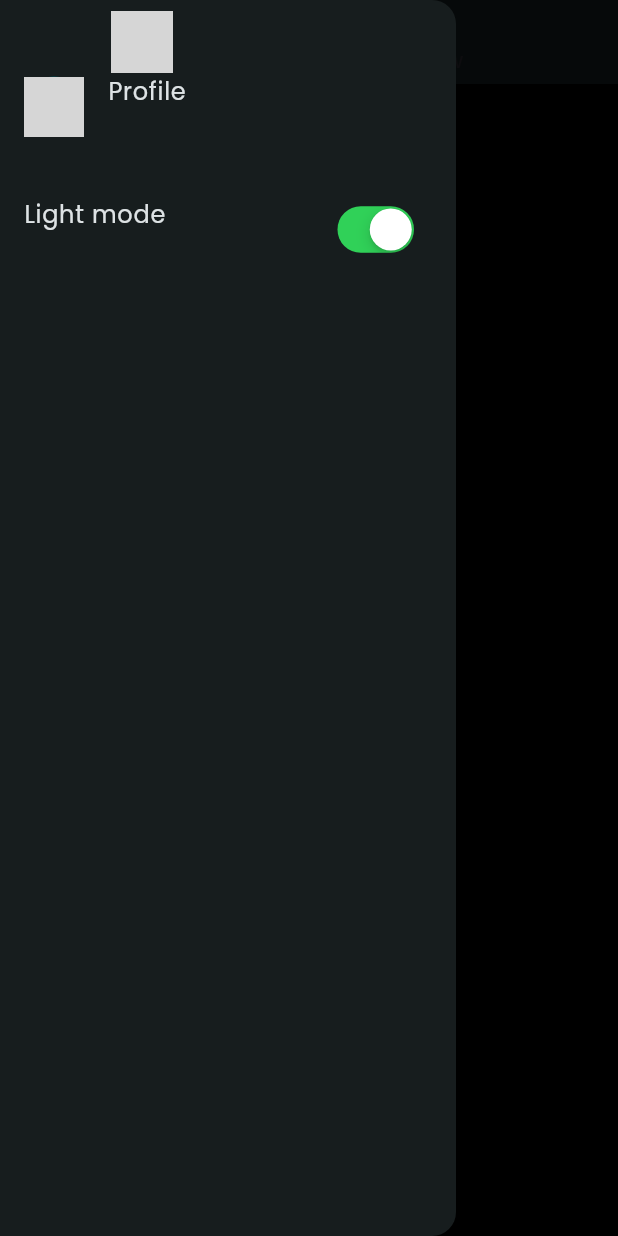
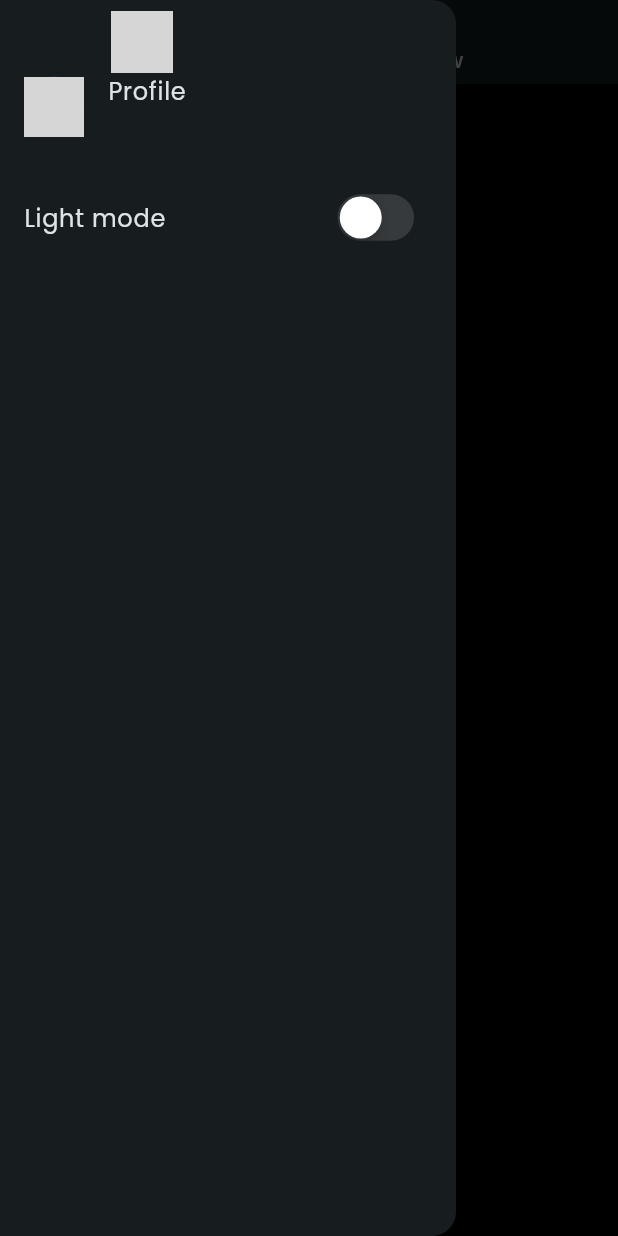
Before and after one commit to azizarrahmanmiju/Flutter-chat-app, a Flutter app: the screen it shows once a user with an empty profile is signed in, with the side drawer open, on a phone screen of 412 x 824 dp. Run offline on Flutter 3.47's test engine with Material 3 defaults, Android fonts, the light colour scheme and no system bars; our stand-ins replace cloud_firestore, firebase_auth, firebase_core, firebase_storage, flutter_riverpod, google_fonts and 1 more; accounts and stored records are empty; network calls fail; grey boxes are pictures that could not be loaded.

Commit message:
initian mode done

```diff
--- a/lib/Screen/Userlist.dart
+++ b/lib/Screen/Userlist.dart
@@ -1,5 +1,3 @@
-import 'dart:ui';
-
 import 'package:chat_app/Screen/chat_scree.dart';
 import 'package:chat_app/model/Userdata.dart';
 import 'package:chat_app/firebaseservice/getcurrentuserdata.dart';
@@ -27,7 +25,6 @@ class _Userlist extends State<UserlistScreen> {
   @override
   Widget build(BuildContext context) {
     Userdata currentuserdat;
-
     return Scaffold(
       key: _scaffoldkey,
       appBar: AppBar(
@@ -52,16 +49,33 @@ class _Userlist extends State<UserlistScreen> {
         crossAxisAlignment: CrossAxisAlignment.start,
         children: [
           Container(
-            padding: EdgeInsets.only(left: 20),
-            child: const Column(
+            padding: EdgeInsets.only(left: 20, top: 40),
+            child: Column(
+              crossAxisAlignment: CrossAxisAlignment.start,
               children: [
-                Text('Welcome to'),
+                Text(
+                  'Welcome to',
+                  style: TextStyle(
+                    color: Theme.of(context)
+                        .colorScheme
+                        .onBackground
+                        .withOpacity(0.8),
+                  ),
+                ),
                 Text(
                   "Talkflow",
                   style: TextStyle(
-                    fontSize: 30,
-                  ),
-                )
+                      fontSize: 30,
+                      fontWeight: FontWeight.bold,
+                      color: Theme.of(context).colorScheme.onBackground),
+                ),
+                const SizedBox(height: 25),
+                Text(
+                  "recent  conversations",
+                  style: TextStyle(
+                      fontSize: 18,
+                      color: Theme.of(context).colorScheme.onBackground),
+                ),
               ],
             ),
           ),
--- a/lib/model/Userdata.dart
+++ b/lib/model/Userdata.dart
@@ -15,9 +15,9 @@ class Userdata {
   factory Userdata.fromfirestore(Map<String, dynamic> data, String docid) {
     return Userdata(
         id: docid,
-        name: data?['name'],
-        email: data?['email'],
-        theme: data?['theme'],
-        image: data?['image']);
+        name: data['name'],
+        email: data['email'],
+        theme: data['theme'],
+        image: data['image']);
   }
 }
--- a/lib/riverpod/theme.dart
+++ b/lib/riverpod/theme.dart
@@ -1,5 +1,3 @@
-import 'dart:ffi';
-
 import 'package:flutter_riverpod/flutter_riverpod.dart';
 
 enum AppTheme {
--- a/lib/widget/Userappbar.dart
+++ b/lib/widget/Userappbar.dart
@@ -28,11 +28,19 @@ class userappbar extends StatelessWidget {
           children: [
             Text(
               name,
-              style: Theme.of(context).textTheme.titleMedium,
+              style: Theme.of(context)
+                  .textTheme
+                  .titleMedium!
+                  .copyWith(color: Theme.of(context).colorScheme.onBackground),
             ),
             Text(
               "welcome back to talkflow",
-              style: Theme.of(context).textTheme.titleSmall,
+              style: Theme.of(context).textTheme.titleSmall!.copyWith(
+                    color: Theme.of(context)
+                        .colorScheme
+                        .onBackground
+                        .withOpacity(0.6),
+                  ),
             )
           ],
         ),
--- a/lib/widget/drawercontent.dart
+++ b/lib/widget/drawercontent.dart
@@ -1,5 +1,6 @@
 import 'package:chat_app/model/Userdata.dart';
 import 'package:chat_app/firebaseservice/getcurrentuserdata.dart';
+import 'package:chat_app/riverpod/theme.dart';
 import 'package:flutter/cupertino.dart';
 import 'package:flutter/material.dart';
 import 'package:flutter_riverpod/flutter_riverpod.dart';
@@ -14,21 +15,24 @@ class Drawercontent extends ConsumerStatefulWidget {
 }
 
 class _DrawercontentState extends ConsumerState<Drawercontent> {
-  bool islightmode = true;
-
   // @override
   // void initState() {
   //   super.initState();
-  // }
+  //}
 
   @override
   Widget build(BuildContext context) {
+    final themetogleresponse = ref.read(themeNotifierProvider.notifier);
+    bool islightmode = ref.watch(themeNotifierProvider);
+
     return Drawer(
       child: StreamBuilder(
         stream: fetchcurrentuserdata(),
         builder: (context, snapshot) {
           if (snapshot.connectionState == ConnectionState.waiting) {
-            return const CircularProgressIndicator();
+            return const Center(
+              child: CircularProgressIndicator(),
+            );
           }
           Userdata currentuserdata = snapshot.data as Userdata;
           return ListView(
@@ -54,12 +58,11 @@ class _DrawercontentState extends ConsumerState<Drawercontent> {
                     fontSize: 16,
                   ),
                 ),
-                subtitle: Text(currentuserdata.theme!),
                 trailing: CupertinoSwitch(
                     value: islightmode,
                     onChanged: (value) {
                       setState(() {
-                        islightmode = value;
+                        themetogleresponse.toggleTheme(value);
                       });
                     }),
               )
```
Also changed, not shown: lib/Screen/chat_scree.dart (+32 -28 lines), lib/widget/singlelist.dart (+10 -5 lines).
